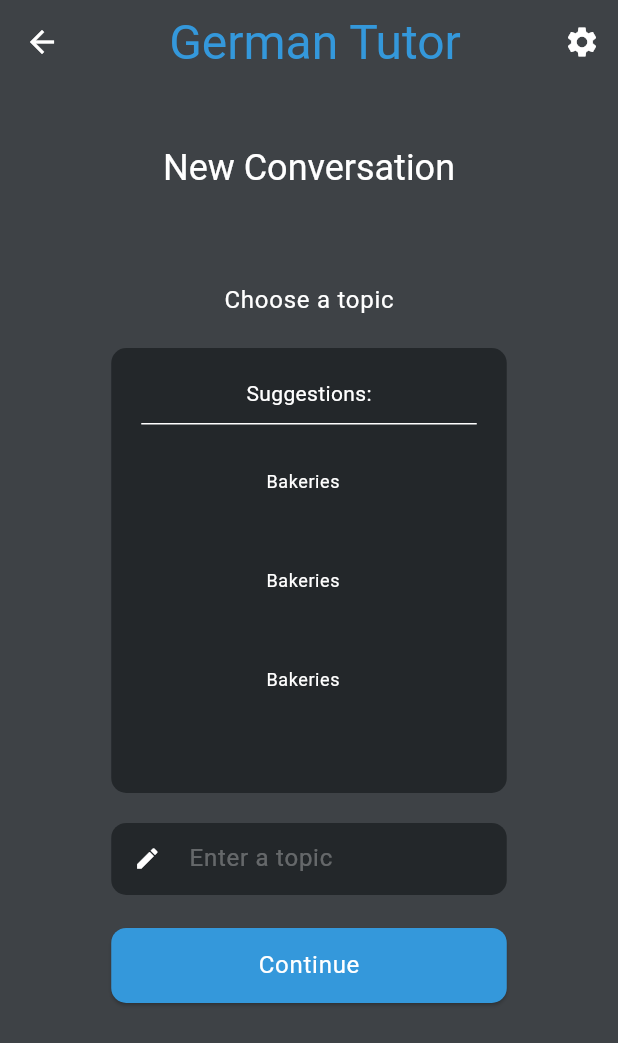
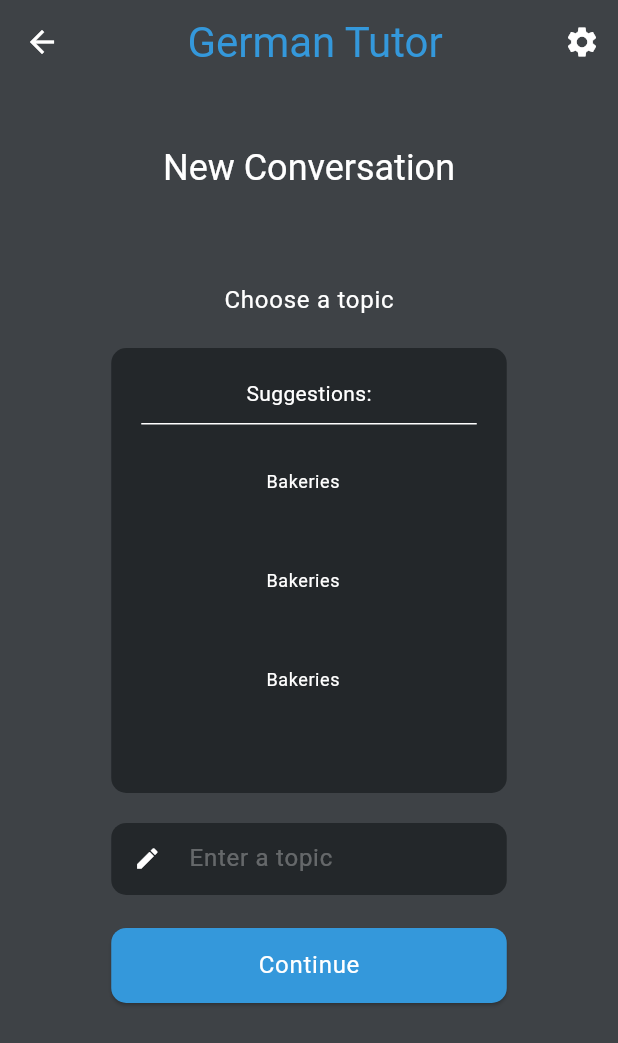
Before and after one commit to John-Ad/multilingual_chat, a Flutter app: the screen it shows after launch, after a tap on the "add" icon, on a phone screen of 412 x 824 dp. Shown: the top 1043 px of the screen. Run offline on Flutter 3.47's test engine with Material 2 defaults, Android fonts, the phone set to English and light mode, and no system bars; our stand-ins replace fluttertoast, sqflite; accounts and stored records are empty.

Commit message:
made app bar title smaller. fixed overflow issue in new convo page

```diff
--- a/lib/views/conversation.dart
+++ b/lib/views/conversation.dart
@@ -171,7 +171,7 @@ class _ConversationPageState extends State<ConversationPage> {
         title: Center(
           child: Text(
             widget.title,
-            style: theme.textTheme.headlineLarge!.copyWith(
+            style: theme.textTheme.headlineMedium!.copyWith(
               color: theme.colorScheme.tertiary,
             ),
           ),
--- a/lib/views/home.dart
+++ b/lib/views/home.dart
@@ -66,7 +66,7 @@ class _HomeState extends State<Home> with RouteAware {
         title: Center(
           child: Text(
             widget.title,
-            style: theme.textTheme.headlineLarge!.copyWith(
+            style: theme.textTheme.headlineMedium!.copyWith(
               color: theme.colorScheme.tertiary,
             ),
           ),
--- a/lib/views/newConversation.dart
+++ b/lib/views/newConversation.dart
@@ -78,15 +78,15 @@ class _NewConversationState extends State<NewConversation> {
   Widget build(BuildContext context) {
     var theme = Theme.of(context);
 
-    var mainContentHeight =
-        MediaQuery.of(context).size.height - AppBar().preferredSize.height;
+    // var mainContentHeight =
+    //     MediaQuery.of(context).size.height - AppBar().preferredSize.height;
 
     return Scaffold(
       appBar: AppBar(
         title: Center(
           child: Text(
             widget.title,
-            style: theme.textTheme.headlineLarge!.copyWith(
+            style: theme.textTheme.headlineMedium!.copyWith(
               color: theme.colorScheme.tertiary,
             ),
           ),
@@ -116,8 +116,8 @@ class _NewConversationState extends State<NewConversation> {
         ],
       ),
       body: SingleChildScrollView(
-        child: Container(
-          height: mainContentHeight,
+        child: SizedBox(
+          // height: mainContentHeight,
           child: Column(
             children: [
               Center(
@@ -132,7 +132,7 @@ class _NewConversationState extends State<NewConversation> {
                 ),
               ),
               Padding(
-                padding: const EdgeInsets.fromLTRB(40, 40, 40, 0),
+                padding: const EdgeInsets.fromLTRB(40, 40, 40, 40),
                 child: Container(
                   width: MediaQuery.of(context).size.width * 0.8,
                   // height: MediaQuery.of(context).size.height * 0.6,
--- a/lib/views/settings.dart
+++ b/lib/views/settings.dart
@@ -111,7 +111,7 @@ class _SettingsPageState extends State<SettingsPage> {
         title: Center(
           child: Text(
             widget.title,
-            style: theme.textTheme.headlineLarge!.copyWith(
+            style: theme.textTheme.headlineMedium!.copyWith(
               color: theme.colorScheme.tertiary,
             ),
           ),
```
